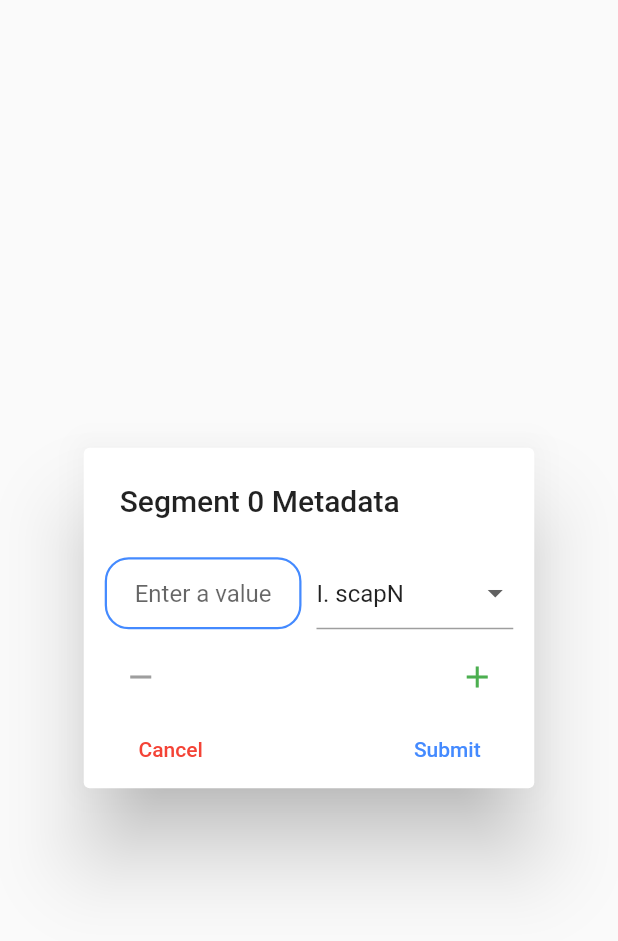
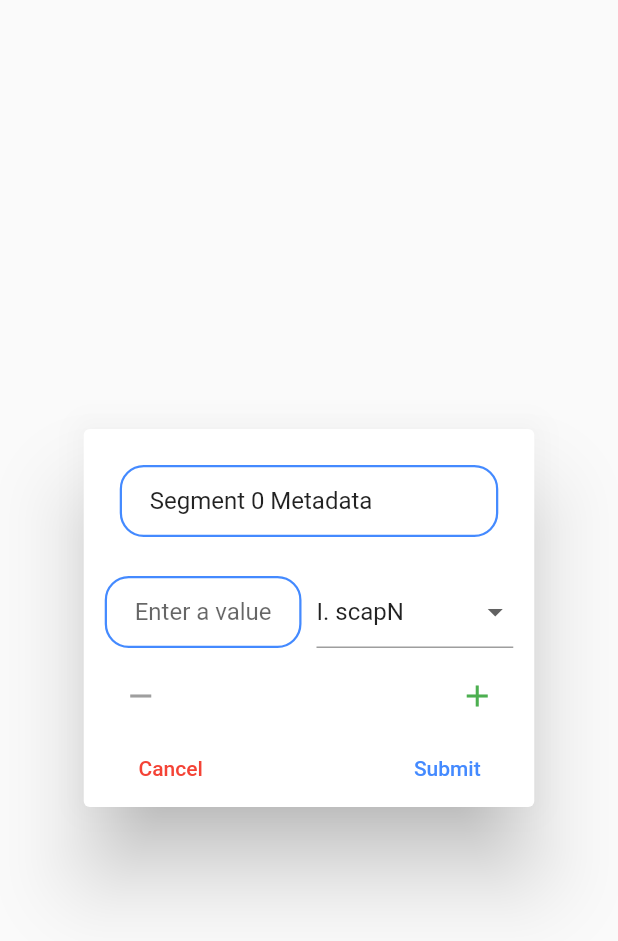
Before and after one commit to adamcantor22/Tick-mon, a Flutter app: the HelperText widget shown alone on an empty page, opened directly with empty values, on a phone screen of 412 x 824 dp. Shown: the top 941 px of the screen. Run offline on Flutter 3.47's test engine with Material 2 defaults, Android fonts, the phone set to English and light mode, and no system bars; our stand-ins replace audioplayers, cloud_firestore, date_format, firebase_auth, firebase_storage, flutter_map and 4 more; missing offline and left inert: gpx; accounts and stored records are empty.

Commit message:
every segment can be named

```diff
--- a/tick_tok_bio/lib/helper.dart
+++ b/tick_tok_bio/lib/helper.dart
@@ -63,6 +63,7 @@ class _HelperTextState extends State<HelperText> {
   BuildContext cont;
   List<Widget> fieldRows;
   List<TextEditingController> controllers;
+  TextEditingController titleController;
   List<TextEditingController> drops;
   List<DropdownMenuItem<String>> items;
   final formKey = GlobalKey<FormState>();
@@ -84,6 +85,7 @@ class _HelperTextState extends State<HelperText> {
   void initState() {
     super.initState();
     controllers = new List<TextEditingController>();
+    titleController = new TextEditingController();
     fieldRows = new List<Widget>();
     drops = new List<TextEditingController>();
     items = dropdownItems.map<DropdownMenuItem<String>>((String value) {
@@ -166,12 +168,17 @@ class _HelperTextState extends State<HelperText> {
     for (int i = 0; i < drops.length; i++) {
       map[drops[i].text] = int.parse(controllers[i].text);
     }
-    SuperListener.addTickSegmentData(map);
+    print(titleController.text);
+    SuperListener.addTickSegmentData(titleController.text, map);
   }
 
   Widget segmentTextDialog(int segment, BuildContext context) {
+    titleController.text = 'Segment $segment Metadata';
     return AlertDialog(
-      title: Text('Segment $segment Metadata'),
+      title: TextFormField(
+        decoration: kTextFieldDecoration,
+        controller: titleController,
+      ),
       contentPadding: EdgeInsets.fromLTRB(14.0, 18.0, 14.0, 2.0),
       content: Form(
         key: formKey,
@@ -231,7 +238,6 @@ class _HelperTextState extends State<HelperText> {
                       print(drops[i].text);
                       print(i);
                     }
-                    //print(drops[2]);
                     bool passes = true;
                     for (int i = 0; i < drops.length - 1; i++) {
                       for (int j = i + 1; j < drops.length; j++) {
--- a/tick_tok_bio/lib/metadata_page.dart
+++ b/tick_tok_bio/lib/metadata_page.dart
@@ -87,7 +87,7 @@ class MetadataSectionState extends State<MetadataSection> {
   final _editKey = GlobalKey<FormState>();
   bool loadingData = false;
   bool celsius = false;
-  List<Map<String, int>> segmentedTickData;
+  Map<String, Map<String, int>> segmentedTickData;
   Map<String, dynamic> syncMap = Map<String, bool>();
   File syncFile;
 
@@ -292,7 +292,7 @@ class MetadataSectionState extends State<MetadataSection> {
     String key13,
     String value13,
     String key14,
-    List<Map<String, int>> value14,
+    Map<String, Map<String, int>> value14,
   ) {
     print('Writing to File');
     Map<String, dynamic> content = {
@@ -662,7 +662,7 @@ class MetadataSectionState extends State<MetadataSection> {
     return b;
   }
 
-  void sendSegmentedTickData(List<Map<String, int>> data) {
+  void sendSegmentedTickData(Map<String, Map<String, int>> data) {
     segmentedTickData = data;
   }
 
--- a/tick_tok_bio/lib/super_listener.dart
+++ b/tick_tok_bio/lib/super_listener.dart
@@ -58,7 +58,7 @@ class SuperListener {
     dataPage.createNewDrag(filename);
   }
 
-  static void sendTickData(List<Map<String, int>> data) {
+  static void sendTickData(Map<String, Map<String, int>> data) {
     dataPage.sendSegmentedTickData(data);
   }
 
@@ -108,8 +108,8 @@ class SuperListener {
     dataPage.updateTickText();
   }
 
-  static void addTickSegmentData(Map<String, int> map) {
-    mapPage.storeSegmentData(map);
+  static void addTickSegmentData(String title, Map<String, int> map) {
+    mapPage.storeSegmentData(title, map);
     dataPage.setTickData(map);
   }
 
```
Also changed, not shown: tick_tok_bio/lib/gps_tracking.dart (+12 -7 lines), tick_tok_bio/lib/segment_data.dart (+10 -0 lines).
